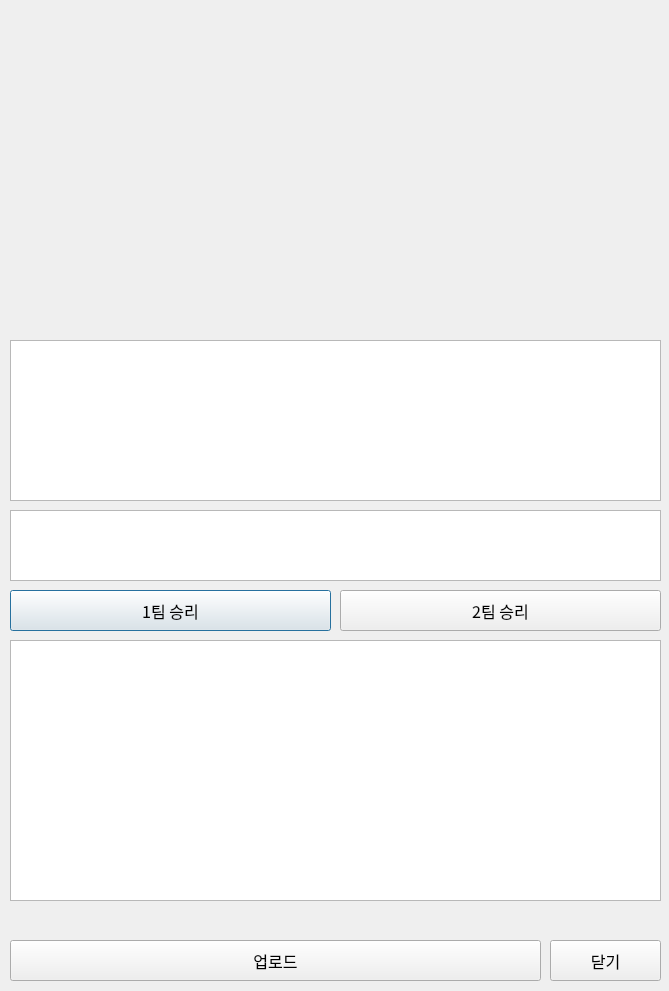
Above: img/ui/team_window.ui from kbeekim/lol_teamfight before the change. Below: the same form after it.
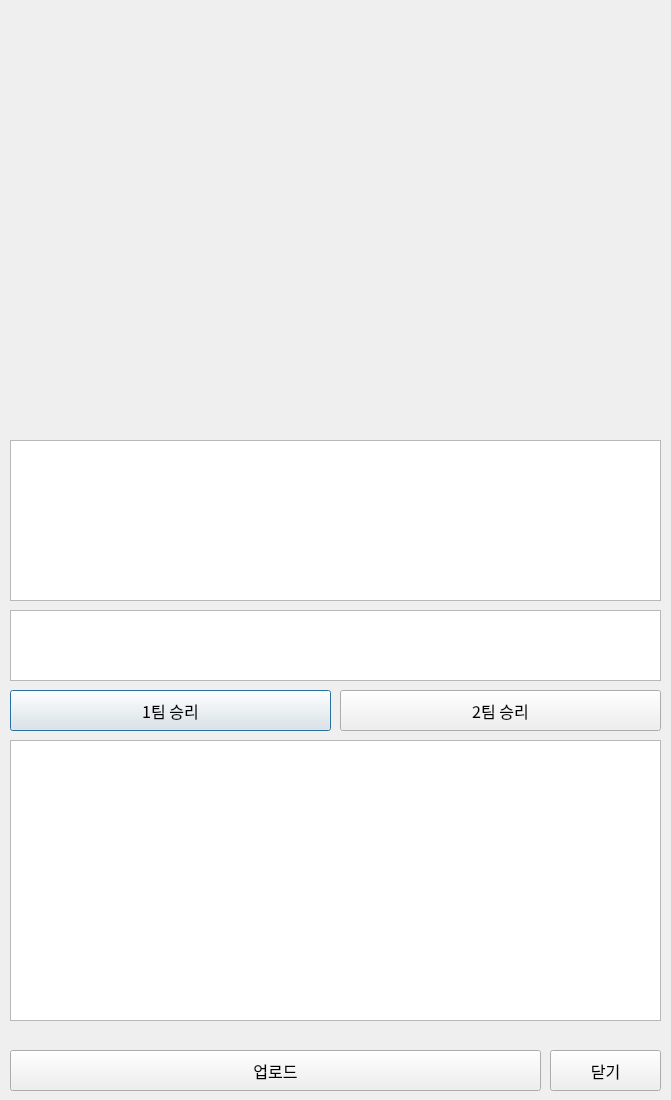
That is the form after the change.

```diff
--- a/img/ui/team_window.ui
+++ b/img/ui/team_window.ui
@@ -6,8 +6,8 @@
    <rect>
     <x>0</x>
     <y>0</y>
-    <width>669</width>
-    <height>991</height>
+    <width>671</width>
+    <height>1100</height>
    </rect>
   </property>
   <property name="windowTitle">
@@ -19,7 +19,7 @@
      <x>10</x>
      <y>10</y>
      <width>651</width>
-     <height>321</height>
+     <height>421</height>
     </rect>
    </property>
    <layout class="QGridLayout" name="gridLayout">
@@ -122,7 +122,7 @@
    <property name="geometry">
     <rect>
      <x>10</x>
-     <y>510</y>
+     <y>610</y>
      <width>651</width>
      <height>71</height>
     </rect>
@@ -137,7 +137,7 @@
    <property name="geometry">
     <rect>
      <x>10</x>
-     <y>340</y>
+     <y>440</y>
      <width>651</width>
      <height>161</height>
     </rect>
@@ -152,7 +152,7 @@
    <property name="geometry">
     <rect>
      <x>10</x>
-     <y>590</y>
+     <y>690</y>
      <width>321</width>
      <height>41</height>
     </rect>
@@ -171,7 +171,7 @@
    <property name="geometry">
     <rect>
      <x>340</x>
-     <y>590</y>
+     <y>690</y>
      <width>321</width>
      <height>41</height>
     </rect>
@@ -190,7 +190,7 @@
    <property name="geometry">
     <rect>
      <x>10</x>
-     <y>940</y>
+     <y>1050</y>
      <width>531</width>
      <height>41</height>
     </rect>
@@ -209,9 +209,9 @@
    <property name="geometry">
     <rect>
      <x>10</x>
-     <y>640</y>
+     <y>740</y>
      <width>651</width>
-     <height>261</height>
+     <height>281</height>
     </rect>
    </property>
   </widget>
@@ -219,7 +219,7 @@
    <property name="geometry">
     <rect>
      <x>550</x>
-     <y>940</y>
+     <y>1050</y>
      <width>111</width>
      <height>41</height>
     </rect>
```
